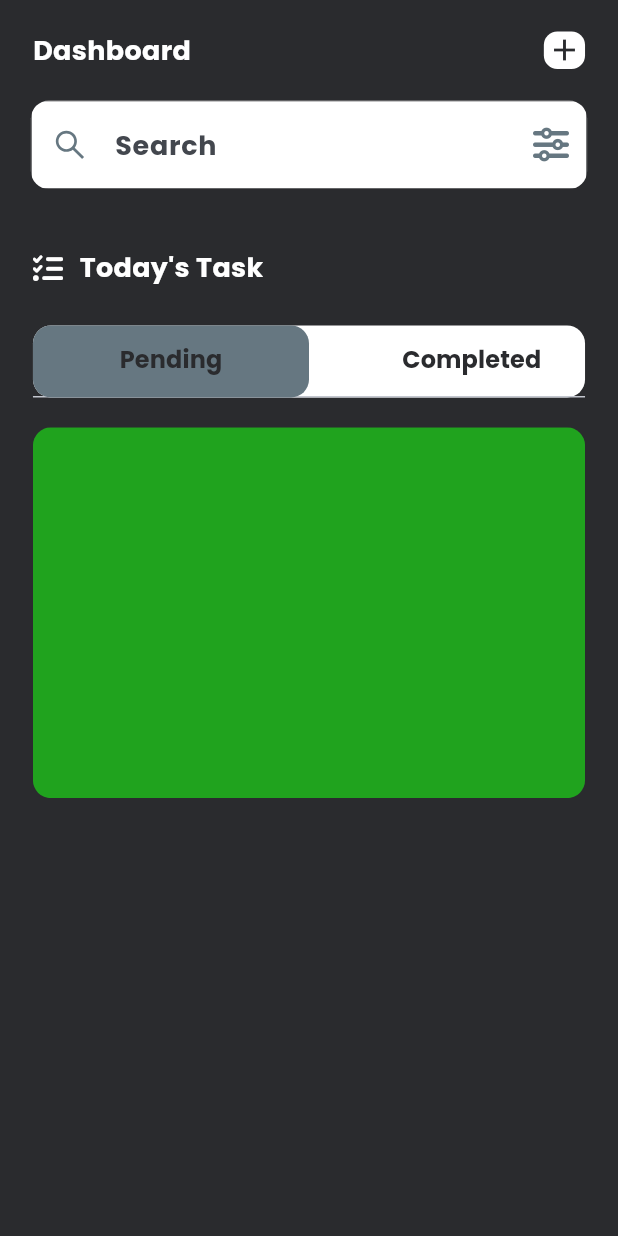
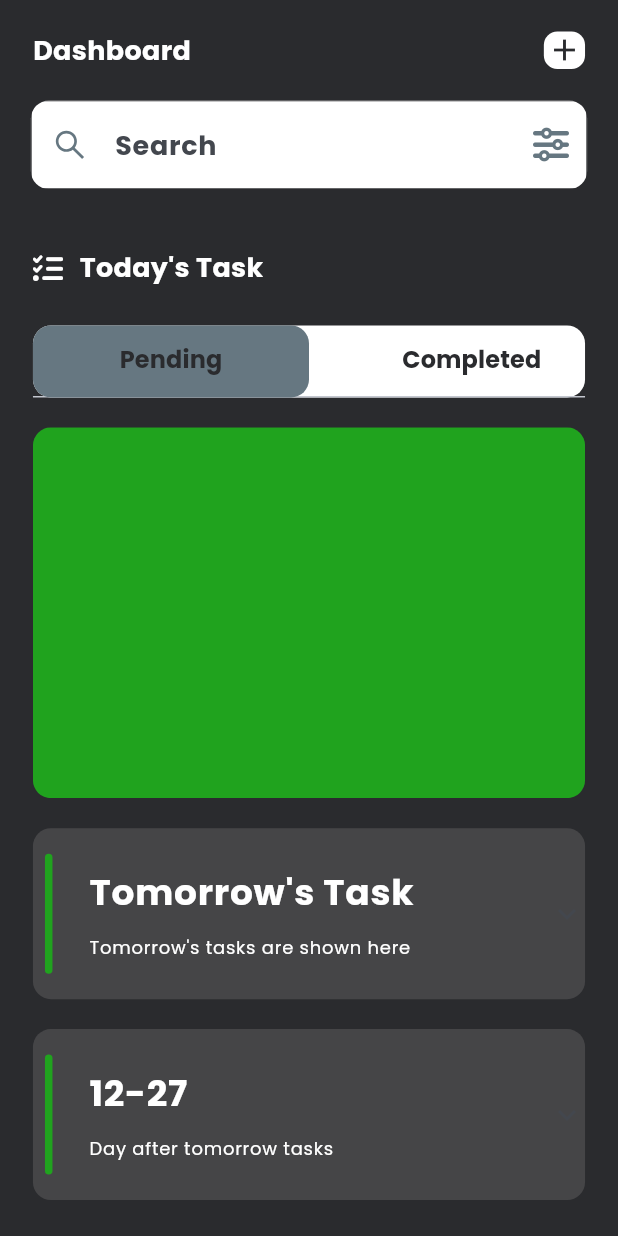
Before and after one commit to Vaibhav-kesarwani/Todo-App, a Flutter app: the screen it shows after launch, on a phone screen of 412 x 824 dp. Run offline on Flutter 3.47's test engine with Material 3 defaults, Android fonts, the phone set to English and light mode, and no system bars; our stand-ins replace country_picker, flutter_screenutil, flutter_vector_icons, google_fonts, hooks_riverpod, pinput and 1 more.

Commit message:
Added the expansion widget in the home page

```diff
--- a/lib/common/widgets/exxpansion_tile.dart
+++ b/lib/common/widgets/exxpansion_tile.dart
@@ -1,8 +1,22 @@
 import 'package:flutter/material.dart';
 import 'package:todoapp/common/utils/constants.dart';
+import 'package:todoapp/common/widgets/titles.dart';
 
 class ExxpansionTile extends StatelessWidget {
-  const ExxpansionTile({super.key});
+  const ExxpansionTile({
+    super.key,
+    required this.text,
+    required this.text2,
+    required this.children,
+    this.onExpansionChanged,
+    this.trailing,
+  });
+
+  final String text;
+  final String text2;
+  final void Function(bool)? onExpansionChanged;
+  final Widget? trailing;
+  final List<Widget> children;
 
   @override
   Widget build(BuildContext context) {
@@ -16,7 +30,16 @@ class ExxpansionTile extends StatelessWidget {
           dividerColor: Colors.transparent,
         ),
         child: ExpansionTile(
-          title: BottomTitles(),
+          title: BottomTitles(
+            text: text,
+            text2: text2,
+          ),
+          tilePadding: EdgeInsets.zero,
+          childrenPadding: EdgeInsets.zero,
+          onExpansionChanged: onExpansionChanged,
+          controlAffinity: ListTileControlAffinity.trailing,
+          trailing: trailing,
+          children: children,
         ),
       ),
     );
--- a/lib/common/widgets/titles.dart
+++ b/lib/common/widgets/titles.dart
@@ -0,0 +1,68 @@
+import 'package:flutter/material.dart';
+import 'package:hooks_riverpod/hooks_riverpod.dart';
+import 'package:todoapp/common/utils/constants.dart';
+import 'package:todoapp/common/widgets/appstyle.dart';
+import 'package:todoapp/common/widgets/height_spacer.dart';
+import 'package:todoapp/common/widgets/reusable_text.dart';
+import 'package:todoapp/common/widgets/width_spacer.dart';
+
+class BottomTitles extends StatelessWidget {
+  const BottomTitles({
+    super.key,
+    required this.text,
+    required this.text2,
+    this.clr,
+  });
+
+  final String text;
+  final String text2;
+  final Color? clr;
+
+  @override
+  Widget build(BuildContext context) {
+    return SizedBox(
+      width: AppConst.kWidth,
+      child: Padding(
+        padding: const EdgeInsets.all(8),
+        child: Row(
+          mainAxisAlignment: MainAxisAlignment.start,
+          children: [
+            Consumer(
+              builder: (context, ref, child) {
+                return Container(
+                  height: 80,
+                  width: 5,
+                  decoration: BoxDecoration(
+                    borderRadius: BorderRadius.all(
+                      Radius.circular(AppConst.kRadius),
+                    ),
+                    //TODO: Add daynamic color
+                    color: AppConst.kGreen,
+                  ),
+                );
+              },
+            ),
+            const WidthSpacer(width: 15),
+            Padding(
+              padding: const EdgeInsets.all(8),
+              child: Column(
+                crossAxisAlignment: CrossAxisAlignment.start,
+                children: [
+                  ResuableText(
+                    text: text,
+                    style: appstyle(24, AppConst.kLight, FontWeight.bold),
+                  ),
+                  const HeightSpacer(height: 10),
+                  ResuableText(
+                    text: text2,
+                    style: appstyle(12, AppConst.kLight, FontWeight.normal),
+                  ),
+                ],
+              ),
+            ),
+          ],
+        ),
+      ),
+    );
+  }
+}
--- a/lib/features/todo/pages/homepage.dart
+++ b/lib/features/todo/pages/homepage.dart
@@ -5,6 +5,7 @@ import 'package:hooks_riverpod/hooks_riverpod.dart';
 import 'package:todoapp/common/utils/constants.dart';
 import 'package:todoapp/common/widgets/appstyle.dart';
 import 'package:todoapp/common/widgets/custom_text.dart';
+import 'package:todoapp/common/widgets/exxpansion_tile.dart';
 import 'package:todoapp/common/widgets/height_spacer.dart';
 import 'package:todoapp/common/widgets/reusable_text.dart';
 import 'package:todoapp/common/widgets/width_spacer.dart';
@@ -184,7 +185,21 @@ class _HomePageState extends ConsumerState<HomePage>
                   ),
                 ),
               ),
-
+              const HeightSpacer(height: 20),
+              const ExxpansionTile(
+                text: "Tomorrow's Task",
+                text2: "Tomorrow's tasks are shown here",
+                children: [],
+              ),
+              const HeightSpacer(height: 20),
+              ExxpansionTile(
+                text: DateTime.now()
+                    .add(const Duration(days: 2))
+                    .toString()
+                    .substring(5, 10),
+                text2: "Day after tomorrow tasks",
+                children: const [],
+              ),
             ],
           ),
         ),
```
